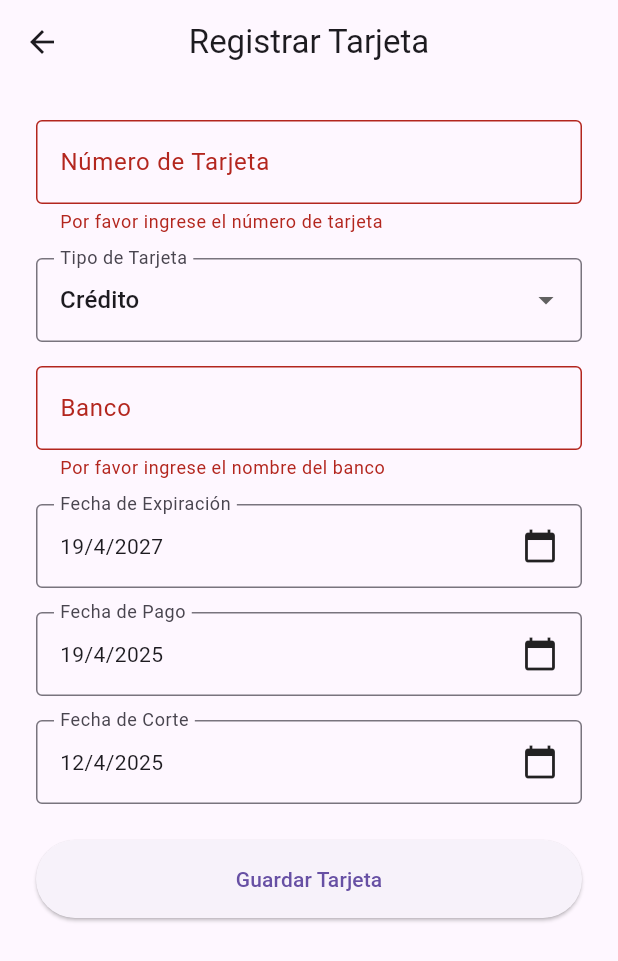
After one commit to ameza-bit/economia, a Flutter app: the CardFormScreen screen opened by its route, after a tap on "Guardar Tarjeta", on a phone screen of 412 x 824 dp. The commit adds this screen. Shown: the top 961 px of the screen. Run offline on Flutter 3.47's test engine with Material 3 defaults, Android fonts, the phone set to English and light mode, and no system bars; our stand-ins replace flutter_bloc, go_router, shared_preferences; accounts and stored records are empty.

Commit message:
feat: agregar gestión de tarjetas y formulario de registro de tarjetas

```diff
--- a/lib/core/routes/app_routes.dart
+++ b/lib/core/routes/app_routes.dart
@@ -1,3 +1,4 @@
+import 'package:economia/ui/screens/cards/card_form_screen.dart';
 import 'package:economia/ui/screens/concepts/concept_form_screen.dart';
 import 'package:economia/ui/screens/concepts/concept_list_screen.dart';
 import 'package:flutter/material.dart';
@@ -17,6 +18,11 @@ class AppRoutes {
             path: ConceptFormScreen.routeName,
             builder: (context, state) => ConceptFormScreen(),
           ),
+          GoRoute(
+            name: CardFormScreen.routeName,
+            path: CardFormScreen.routeName,
+            builder: (context, state) => CardFormScreen(),
+          ),
         ],
       ),
     ];
--- a/lib/data/blocs/card_bloc.dart
+++ b/lib/data/blocs/card_bloc.dart
@@ -1,12 +1,12 @@
 import 'package:economia/data/events/card_event.dart';
-import 'package:economia/data/models/card.dart';
+import 'package:economia/data/models/financial_card.dart';
 import 'package:economia/data/repositories/card_repository.dart';
 import 'package:economia/data/states/card_state.dart';
 import 'package:flutter_bloc/flutter_bloc.dart';
 
 class CardBloc extends Bloc<CardEvent, CardState> {
   CardRepository repository;
-  List<Card> _cards = [];
+  List<FinancialCard> _cards = [];
 
   CardBloc(this.repository) : super(InitialCardState()) {
     on<LoadCardEvent>(_onLoadCards);
--- a/lib/data/enums/card_type.dart
+++ b/lib/data/enums/card_type.dart
@@ -1 +1,44 @@
 enum CardType { credit, debit, gift, other }
+
+extension CardTypeExtension on CardType {
+  String get name => toString().split('.').last;
+
+  String get displayName {
+    switch (this) {
+      case CardType.credit:
+        return 'Crédito';
+      case CardType.debit:
+        return 'Débito';
+      case CardType.gift:
+        return 'Regalo';
+      case CardType.other:
+        return 'Otro';
+    }
+  }
+
+  String get description {
+    switch (this) {
+      case CardType.credit:
+        return 'Credit Card';
+      case CardType.debit:
+        return 'Debit Card';
+      case CardType.gift:
+        return 'Gift Card';
+      case CardType.other:
+        return 'Other';
+    }
+  }
+
+  String get icon {
+    switch (this) {
+      case CardType.credit:
+        return 'assets/icons/credit_card.svg';
+      case CardType.debit:
+        return 'assets/icons/debit_card.svg';
+      case CardType.gift:
+        return 'assets/icons/gift_card.svg';
+      case CardType.other:
+        return 'assets/icons/other_card.svg';
+    }
+  }
+}
--- a/lib/data/models/card.dart
+++ b/lib/data/models/financial_card.dart
@@ -1,6 +1,6 @@
 import 'package:economia/data/enums/card_type.dart';
 
-class Card {
+class FinancialCard {
   final String id;
   final int cardNumber;
   final CardType cardType;
@@ -9,7 +9,7 @@ class Card {
   final DateTime cutOffDate;
   final String bankName;
 
-  Card({
+  FinancialCard({
     required this.id,
     required this.cardNumber,
     required this.cardType,
@@ -19,7 +19,7 @@ class Card {
     required this.bankName,
   });
 
-  factory Card.fromJson(Map<String, dynamic> json) => Card(
+  factory FinancialCard.fromJson(Map<String, dynamic> json) => FinancialCard(
     id: json['id'] ?? '',
     cardNumber: json['cardNumber'] ?? 0,
     cardType: CardType.values[json['cardType'] ?? 0],
--- a/lib/data/states/card_state.dart
+++ b/lib/data/states/card_state.dart
@@ -1,4 +1,4 @@
-import 'package:economia/data/models/card.dart';
+import 'package:economia/data/models/financial_card.dart';
 
 sealed class CardState {}
 
@@ -7,7 +7,7 @@ class InitialCardState extends CardState {}
 class LoadingCardState extends CardState {}
 
 class LoadedCardState extends CardState {
-  final List<Card> cards;
+  final List<FinancialCard> cards;
   LoadedCardState(this.cards);
 }
 
--- /dev/null
+++ b/lib/ui/screens/cards/card_form_screen.dart
@@ -0,0 +1,224 @@
+import 'package:economia/data/enums/card_type.dart';
+import 'package:economia/data/models/financial_card.dart';
+import 'package:economia/data/repositories/card_repository.dart';
+import 'package:flutter/material.dart';
+import 'package:flutter/services.dart';
+
+class CardFormScreen extends StatefulWidget {
+  static const String routeName = 'card_form';
+  const CardFormScreen({super.key});
+
+  @override
+  State<CardFormScreen> createState() => _CardFormScreenState();
+}
+
+class _CardFormScreenState extends State<CardFormScreen> {
+  final _formKey = GlobalKey<FormState>();
+  final _cardRepository = CardRepository();
+
+  late TextEditingController _cardNumberController;
+  late TextEditingController _bankNameController;
+
+  CardType _selectedCardType = CardType.credit;
+  DateTime _expirationDate = DateTime.now().add(const Duration(days: 365 * 2));
+  DateTime _paymentDate = DateTime.now();
+  DateTime _cutOffDate = DateTime.now().subtract(const Duration(days: 7));
+
+  @override
+  void initState() {
+    super.initState();
+    _cardNumberController = TextEditingController();
+    _bankNameController = TextEditingController();
+  }
+
+  @override
+  void dispose() {
+    _cardNumberController.dispose();
+    _bankNameController.dispose();
+    super.dispose();
+  }
+
+  Future<void> _selectDate(
+    BuildContext context,
+    DateTime initialDate,
+    Function(DateTime) onDateSelected,
+  ) async {
+    final DateTime? picked = await showDatePicker(
+      context: context,
+      initialDate: initialDate,
+      firstDate: DateTime(2000),
+      lastDate: DateTime(2100),
+    );
+    if (picked != null) {
+      onDateSelected(picked);
+    }
+  }
+
+  void _saveCard() {
+    if (_formKey.currentState!.validate()) {
+      // Generar un ID simple usando timestamp
+      final id = DateTime.now().millisecondsSinceEpoch.toString();
+
+      final newCard = FinancialCard(
+        id: id,
+        cardNumber: int.parse(_cardNumberController.text),
+        cardType: _selectedCardType,
+        expirationDate: _expirationDate,
+        paymentDate: _paymentDate,
+        cutOffDate: _cutOffDate,
+        bankName: _bankNameController.text,
+      );
+
+      _cardRepository.addCardLocal(newCard);
+      Navigator.pop(context);
+    }
+  }
+
+  @override
+  Widget build(BuildContext context) {
+    return Scaffold(
+      appBar: AppBar(title: const Text('Registrar Tarjeta'), centerTitle: true),
+      body: Padding(
+        padding: const EdgeInsets.all(24),
+        child: Form(
+          key: _formKey,
+          child: ListView(
+            children: [
+              TextFormField(
+                controller: _cardNumberController,
+                decoration: const InputDecoration(
+                  labelText: 'Número de Tarjeta',
+                  border: OutlineInputBorder(),
+                ),
+                keyboardType: TextInputType.number,
+                inputFormatters: [FilteringTextInputFormatter.digitsOnly],
+                validator: (value) {
+                  if (value == null || value.isEmpty) {
+                    return 'Por favor ingrese el número de tarjeta';
+                  }
+                  return null;
+                },
+              ),
+              const SizedBox(height: 16),
+              DropdownButtonFormField<CardType>(
+                decoration: const InputDecoration(
+                  labelText: 'Tipo de Tarjeta',
+                  border: OutlineInputBorder(),
+                ),
+                value: _selectedCardType,
+                items:
+                    CardType.values.map((CardType type) {
+                      return DropdownMenuItem<CardType>(
+                        value: type,
+                        child: Text(type.displayName),
+                      );
+                    }).toList(),
+                onChanged: (CardType? newValue) {
+                  if (newValue != null) {
+                    setState(() {
+                      _selectedCardType = newValue;
+                    });
+                  }
+                },
+              ),
+              const SizedBox(height: 16),
+              TextFormField(
+                controller: _bankNameController,
+                decoration: const InputDecoration(
+                  labelText: 'Banco',
+                  border: OutlineInputBorder(),
+                ),
+                validator: (value) {
+                  if (value == null || value.isEmpty) {
+                    return 'Por favor ingrese el nombre del banco';
+                  }
+                  return null;
+                },
+              ),
+              const SizedBox(height: 16),
+              GestureDetector(
+                onTap:
+                    () => _selectDate(
+                      context,
+                      _expirationDate,
+                      (date) => setState(() => _expirationDate = date),
+                    ),
+                child: InputDecorator(
+                  decoration: const InputDecoration(
+                    labelText: 'Fecha de Expiración',
+                    border: OutlineInputBorder(),
+                  ),
+                  child: Row(
+                    mainAxisAlignment: MainAxisAlignment.spaceBetween,
+                    children: [
+                      Text(
+                        '${_expirationDate.day}/${_expirationDate.month}/${_expirationDate.year}',
+                      ),
+                      const Icon(Icons.calendar_today),
+                    ],
+                  ),
+                ),
+              ),
+              const SizedBox(height: 16),
+              GestureDetector(
+                onTap:
+                    () => _selectDate(
+                      context,
+                      _paymentDate,
+                      (date) => setState(() => _paymentDate = date),
+                    ),
+                child: InputDecorator(
+                  decoration: const InputDecoration(
+                    labelText: 'Fecha de Pago',
+                    border: OutlineInputBorder(),
+                  ),
+                  child: Row(
+                    mainAxisAlignment: MainAxisAlignment.spaceBetween,
+                    children: [
+                      Text(
+                        '${_paymentDate.day}/${_paymentDate.month}/${_paymentDate.year}',
+                      ),
+                      const Icon(Icons.calendar_today),
+                    ],
+                  ),
+                ),
+              ),
+              const SizedBox(height: 16),
+              GestureDetector(
+                onTap:
+                    () => _selectDate(
+                      context,
+                      _cutOffDate,
+                      (date) => setState(() => _cutOffDate = date),
+                    ),
+                child: InputDecorator(
+                  decoration: const InputDecoration(
+                    labelText: 'Fecha de Corte',
+                    border: OutlineInputBorder(),
+                  ),
+                  child: Row(
+                    mainAxisAlignment: MainAxisAlignment.spaceBetween,
+                    children: [
+                      Text(
+                        '${_cutOffDate.day}/${_cutOffDate.month}/${_cutOffDate.year}',
+                      ),
+                      const Icon(Icons.calendar_today),
+                    ],
+                  ),
+                ),
+              ),
+              const SizedBox(height: 24),
+              ElevatedButton(
+                onPressed: _saveCard,
+                style: ElevatedButton.styleFrom(
+                  padding: const EdgeInsets.symmetric(vertical: 16),
+                ),
+                child: const Text('Guardar Tarjeta'),
+              ),
+            ],
+          ),
+        ),
+      ),
+    );
+  }
+}
--- a/lib/ui/screens/concepts/concept_list_screen.dart
+++ b/lib/ui/screens/concepts/concept_list_screen.dart
@@ -1,6 +1,7 @@
 import 'package:economia/data/blocs/concept_bloc.dart';
 import 'package:economia/data/events/concept_event.dart';
 import 'package:economia/data/repositories/concept_repository.dart';
+import 'package:economia/ui/screens/cards/card_form_screen.dart';
 import 'package:economia/ui/screens/concepts/concept_form_screen.dart';
 import 'package:economia/ui/views/concepts/concept_list_view.dart';
 import 'package:flutter/material.dart';
@@ -25,9 +26,25 @@ class ConceptListScreen extends StatelessWidget {
           child: ConceptListView(),
         ),
       ),
-      floatingActionButton: FloatingActionButton(
-        child: const Icon(Icons.add_outlined),
-        onPressed: () => context.goNamed(ConceptFormScreen.routeName),
+      floatingActionButton: Column(
+        mainAxisAlignment: MainAxisAlignment.end,
+        crossAxisAlignment: CrossAxisAlignment.end,
+        mainAxisSize: MainAxisSize.min,
+        spacing: 16,
+        children: [
+          FloatingActionButton(
+            key: const Key('add_card'),
+            heroTag: 'add_card',
+            child: const Icon(Icons.add_card_outlined),
+            onPressed: () => context.goNamed(CardFormScreen.routeName),
+          ),
+          FloatingActionButton(
+            key: const Key('add_concept'),
+            heroTag: 'add_concept',
+            child: const Icon(Icons.add_outlined),
+            onPressed: () => context.goNamed(ConceptFormScreen.routeName),
+          ),
+        ],
       ),
     );
   }
```
Also changed, not shown: lib/data/repositories/card_repository.dart (+10 -10 lines).
